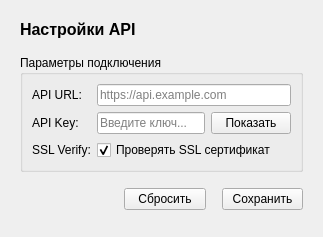
The window that DBConnect/src/ui/SettingsWidget.ui (MelonKO/BotC_Stats) describes before a commit, drawn with Qt 5.
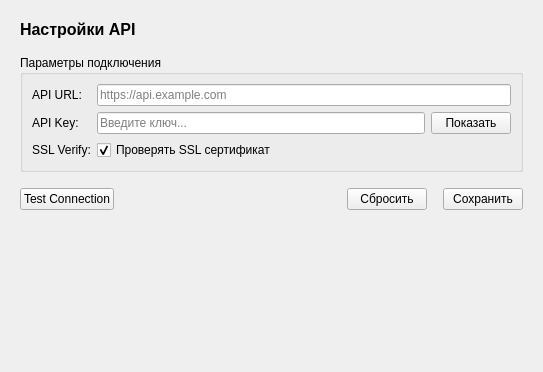
The same window after the commit.

Commit message: feat: add TestConnection button in SettingsWidget

What changed in the file:
```diff
--- a/DBConnect/src/ui/SettingsWidget.ui
+++ b/DBConnect/src/ui/SettingsWidget.ui
@@ -5,6 +5,14 @@
     <exportmacro/>
     <class>botc::ui::SettingsWidget</class>
     <widget class="QWidget" name="botc::ui::SettingsWidget">
+  <property name="geometry">
+   <rect>
+    <x>0</x>
+    <y>0</y>
+    <width>543</width>
+    <height>372</height>
+   </rect>
+  </property>
         <layout class="QVBoxLayout" name="mainLayout">
             <property name="margin">
                 <number>20</number>
@@ -34,7 +42,7 @@
                     <layout class="QFormLayout" name="formLayout">
                         <!-- API URL -->
                         <item row="0" column="0">
-                            <widget class="QLabel">
+       <widget class="QLabel" name="label">
                                 <property name="text">
                                     <string>API URL:</string>
                                 </property>
@@ -49,7 +57,7 @@
                         </item>
                         <!-- API Key -->
                         <item row="1" column="0">
-                            <widget class="QLabel">
+       <widget class="QLabel" name="label">
                                 <property name="text">
                                     <string>API Key:</string>
                                 </property>
@@ -84,7 +92,7 @@
                         </item>
                         <!-- SSL Verify -->
                         <item row="2" column="0">
-                            <widget class="QLabel">
+       <widget class="QLabel" name="label">
                                 <property name="text">
                                     <string>SSL Verify:</string>
                                 </property>
@@ -107,6 +115,13 @@
             <!-- Кнопки и статус -->
             <item>
                 <layout class="QHBoxLayout">
+     <item>
+      <widget class="QPushButton" name="TestConnectionBtn">
+       <property name="text">
+        <string>Test Connection</string>
+       </property>
+      </widget>
+     </item>
                     <item>
                         <widget class="QLabel" name="statusLabel">
                             <property name="text">
@@ -117,7 +132,13 @@
                     <item>
                         <spacer>
                             <property name="orientation">
-                                <enum>Qt::Horizontal</enum>
+        <enum>Qt::Orientation::Horizontal</enum>
+       </property>
+       <property name="sizeHint" stdset="0">
+        <size>
+         <width>0</width>
+         <height>0</height>
+        </size>
                             </property>
                         </spacer>
                     </item>
@@ -141,7 +162,13 @@
             <item>
                 <spacer>
                     <property name="orientation">
-                        <enum>Qt::Vertical</enum>
+      <enum>Qt::Orientation::Vertical</enum>
+     </property>
+     <property name="sizeHint" stdset="0">
+      <size>
+       <width>0</width>
+       <height>0</height>
+      </size>
                     </property>
                 </spacer>
             </item>
```
Left out of the diff: 40 changed lines with no effect on the pictures. Lines whose indentation alone changed are shown as unchanged. The commit also changes 2 other files.
